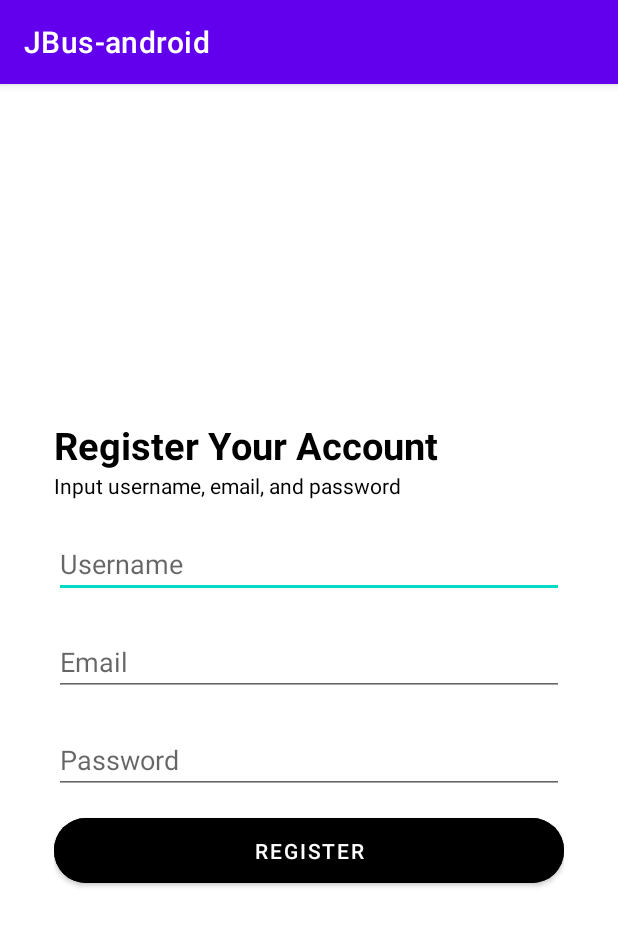
After one commit to farhannuzul11/JBus-android, an Android app: the RegisterActivity screen opened directly, with no data from a screen before it, on a phone screen of 412 x 824 dp. The commit adds this screen. Shown: the top 926 px of the screen. Run offline under Robolectric (Android 15) with nearby library versions, the phone set to English and light mode, and no system bars.

Commit message:
CS08 - Pertengahan CS

```diff
--- /dev/null
+++ b/app/src/main/java/com/farhanNuzulNJBusAF/jbus_android/RegisterActivity.java
@@ -0,0 +1,14 @@
+package com.farhanNuzulNJBusAF.jbus_android;
+
+import androidx.appcompat.app.AppCompatActivity;
+
+import android.os.Bundle;
+
+public class RegisterActivity extends AppCompatActivity {
+
+    @Override
+    protected void onCreate(Bundle savedInstanceState) {
+        super.onCreate(savedInstanceState);
+        setContentView(R.layout.activity_register);
+    }
+}
--- a/app/src/main/res/layout/activity_login.xml
+++ b/app/src/main/res/layout/activity_login.xml
@@ -21,7 +21,9 @@
         android:layout_height="51dp"
         android:gravity="center"
         android:text="JBus"
-        android:textSize="48sp" />
+        android:textSize="48sp"
+        android:textColor="@color/black"
+        />
 
     <LinearLayout
         android:id="@+id/login_form"
@@ -50,7 +52,7 @@
             android:inputType="textPassword" />
 
         <Button
-            android:id="@+id/button"
+            android:id="@+id/login_n"
             android:layout_width="match_parent"
             android:layout_height="wrap_content"
             android:layout_marginTop="10dp"
--- /dev/null
+++ b/app/src/main/res/layout/activity_register.xml
@@ -0,0 +1,100 @@
+<?xml version="1.0" encoding="utf-8"?>
+<LinearLayout xmlns:android="http://schemas.android.com/apk/res/android"
+    xmlns:app="http://schemas.android.com/apk/res-auto"
+    xmlns:tools="http://schemas.android.com/tools"
+    android:layout_width="match_parent"
+    android:layout_height="match_parent"
+    android:gravity="center"
+    android:orientation="vertical"
+    tools:context=".LoginActivity"> <!-- Add this line -->
+    <!-- Fill the linear layout with some components-->
+
+<!--    <ImageView-->
+<!--        android:id="@+id/imageView"-->
+<!--        android:layout_width="127dp"-->
+<!--        android:layout_height="92dp"-->
+<!--        app:srcCompat="@drawable/jbus" />-->
+
+<!--    <TextView-->
+<!--        android:id="@+id/textView4"-->
+<!--        android:layout_width="130dp"-->
+<!--        android:layout_height="51dp"-->
+<!--        android:layout_marginBottom="20dp"-->
+<!--        android:gravity="center"-->
+<!--        android:text="JBus"-->
+<!--        android:textSize="48sp" />-->
+
+    <LinearLayout
+        android:id="@+id/login_form"
+        android:layout_width="match_parent"
+        android:layout_height="361dp"
+        android:layout_marginHorizontal="36dp"
+        android:orientation="vertical">
+
+        <TextView
+            android:id="@+id/register_text"
+            android:layout_width="match_parent"
+            android:layout_height="wrap_content"
+            android:layout_marginTop="20dp"
+            android:fontFamily="sans-serif"
+            android:text="Register Your Account"
+            android:textAllCaps="false"
+            android:textColor="@color/black"
+            android:textSize="25dp"
+            android:textStyle="bold" />
+
+        <TextView
+            android:id="@+id/textView6"
+            android:layout_width="match_parent"
+            android:layout_height="wrap_content"
+            android:layout_marginBottom="20dp"
+            android:text="Input username, email, and password"
+            android:textColor="@color/black" />
+
+        <EditText
+            android:id="@+id/editTextText"
+            android:layout_width="match_parent"
+            android:layout_height="wrap_content"
+            android:ems="10"
+            android:hint="Username"
+            android:inputType="text"
+            android:visibility="visible" />
+
+        <EditText
+            android:id="@+id/editTextTextEmailAddress"
+            android:layout_width="match_parent"
+            android:layout_height="wrap_content"
+            android:layout_marginTop="20dp"
+            android:layout_marginBottom="20dp"
+            android:ems="10"
+            android:hint="Email"
+            android:inputType="textEmailAddress"
+            android:visibility="visible" />
+
+        <EditText
+            android:id="@+id/editTextTextPassword"
+            android:layout_width="match_parent"
+            android:layout_height="wrap_content"
+            android:ems="10"
+            android:hint="Password"
+            android:inputType="textPassword"
+            android:visibility="visible"
+            />
+
+        <Button
+            android:id="@+id/register_now"
+            android:layout_width="match_parent"
+            android:layout_height="wrap_content"
+            android:layout_marginTop="10dp"
+            android:backgroundTint="@color/black"
+            android:paddingHorizontal="16dp"
+            android:paddingVertical="12dp"
+            android:text="Register"
+            android:textColor="@color/white"
+            app:cornerRadius="21dp"
+
+            />
+
+
+    </LinearLayout>
+</LinearLayout>
```
Also changed, not shown: app/src/main/AndroidManifest.xml (+10 -3 lines), app/src/main/java/com/farhanNuzulNJBusAF/jbus_android/LoginActivity.java (+26 -1 lines), app/src/main/java/com/farhanNuzulNJBusAF/jbus_android/MainActivity.java (added, +14 -0 lines), app/src/main/res/layout/activity_main.xml (added, +27 -0 lines).
